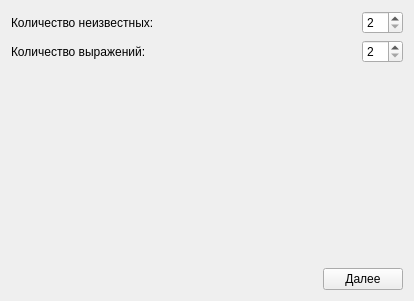
group93492/economics_LPP, file ConditionDialog.ui: the form before one commit.
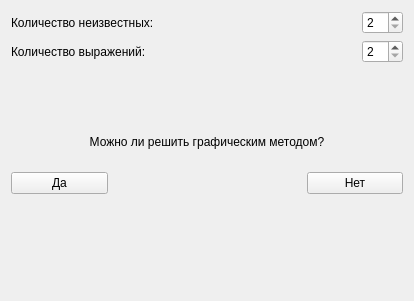
The form after the commit.

```diff
--- a/ConditionDialog.ui
+++ b/ConditionDialog.ui
@@ -15,7 +15,7 @@
   </property>
   <layout class="QVBoxLayout" name="verticalLayout_2">
    <item>
-    <layout class="QVBoxLayout" name="generalLayout" stretch="0,0,0,0">
+    <layout class="QVBoxLayout" name="generalLayout" stretch="0,0,1,1,0,2">
      <item>
       <layout class="QHBoxLayout" name="varLayout" stretch="1,0">
        <item>
@@ -38,7 +38,7 @@
       </layout>
      </item>
      <item>
-      <layout class="QHBoxLayout" name="exprHorizontalLayout" stretch="1,0">
+      <layout class="QHBoxLayout" name="exprLayout" stretch="1,0">
        <item>
         <widget class="QLabel" name="exprLabel">
          <property name="text">
@@ -59,7 +59,7 @@
       </layout>
      </item>
      <item>
-      <spacer name="verticalSpacer">
+      <spacer name="verticalSpacer_2">
        <property name="orientation">
         <enum>Qt::Vertical</enum>
        </property>
@@ -72,7 +72,40 @@
       </spacer>
      </item>
      <item>
-      <layout class="QHBoxLayout" name="buttonLayout">
+      <layout class="QHBoxLayout" name="questLayout">
+       <item>
+        <widget class="QLabel" name="questLabel">
+         <property name="text">
+          <string>Можно ли решить графическим методом?</string>
+         </property>
+         <property name="alignment">
+          <set>Qt::AlignCenter</set>
+         </property>
+        </widget>
+       </item>
+      </layout>
+     </item>
+     <item>
+      <layout class="QHBoxLayout" name="buttonsLayout" stretch="1,2,1">
+       <property name="spacing">
+        <number>-1</number>
+       </property>
+       <property name="bottomMargin">
+        <number>0</number>
+       </property>
+       <item>
+        <widget class="QPushButton" name="yesButton">
+         <property name="minimumSize">
+          <size>
+           <width>0</width>
+           <height>0</height>
+          </size>
+         </property>
+         <property name="text">
+          <string>Да</string>
+         </property>
+        </widget>
+       </item>
        <item>
         <spacer name="horizontalSpacer">
          <property name="orientation">
@@ -87,14 +120,33 @@
         </spacer>
        </item>
        <item>
-        <widget class="QPushButton" name="nextButton">
+        <widget class="QPushButton" name="noButton">
+         <property name="minimumSize">
+          <size>
+           <width>0</width>
+           <height>0</height>
+          </size>
+         </property>
          <property name="text">
-          <string>Далее</string>
+          <string>Нет</string>
          </property>
         </widget>
        </item>
       </layout>
      </item>
+     <item>
+      <spacer name="verticalSpacer">
+       <property name="orientation">
+        <enum>Qt::Vertical</enum>
+       </property>
+       <property name="sizeHint" stdset="0">
+        <size>
+         <width>20</width>
+         <height>40</height>
+        </size>
+       </property>
+      </spacer>
+     </item>
     </layout>
    </item>
   </layout>
```
